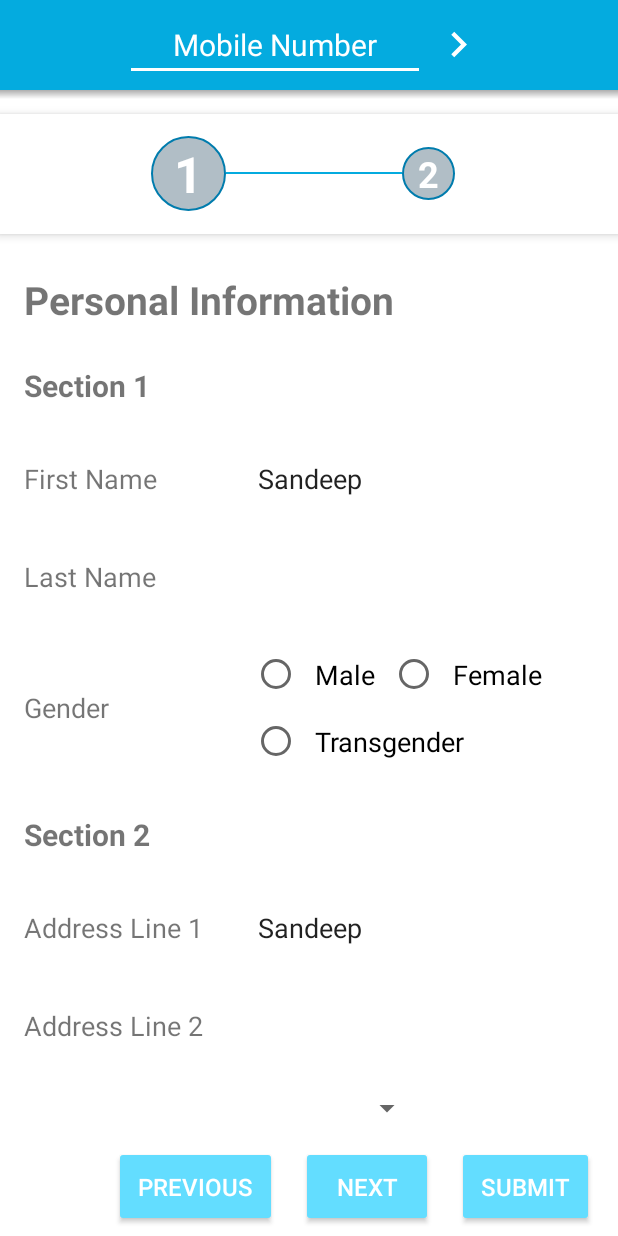
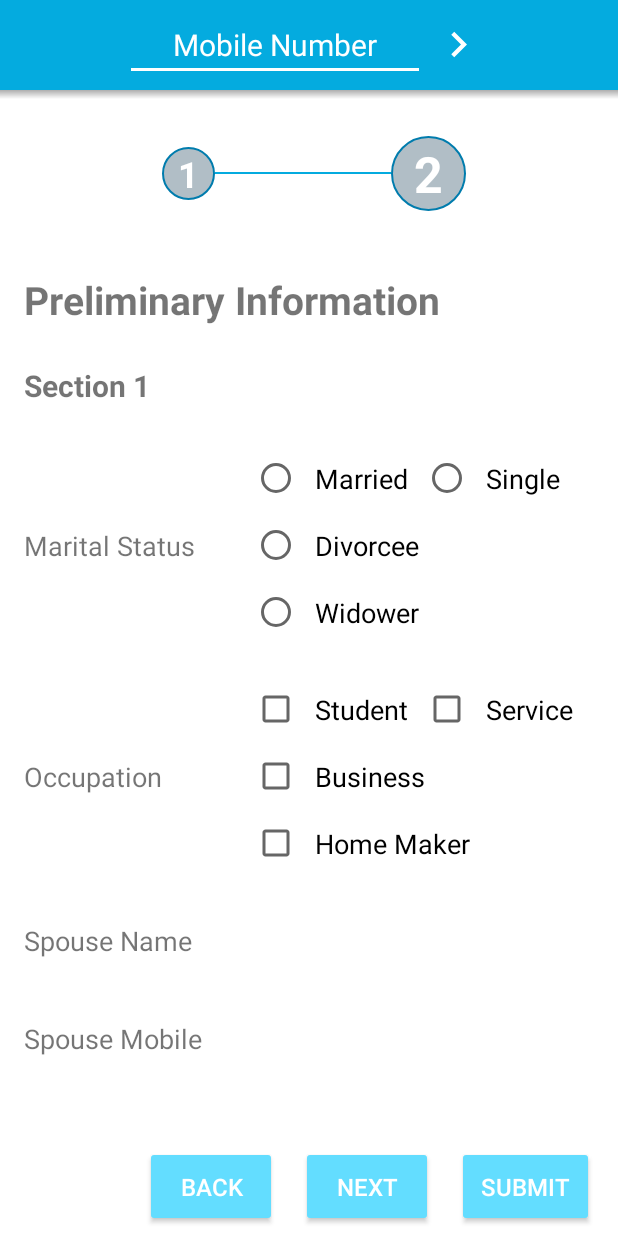
Before and after one commit to GaneshShiroleScorg/Patient_RegForm, an Android app: the screen it shows after launch (PersonalInfoActivity), after a tap on an icon or button, on a phone screen of 412 x 824 dp. Run offline under Robolectric (Android 15) with nearby library versions, the phone set to English and light mode, and no system bars; libraries missing offline, so code that uses them is left out: com.philliphsu.bottomsheetpickers; 3 statements that could not run were skipped; 2 other taps on this screen came first.

Commit message:
added custom view pager

```diff
--- a/app/src/main/assets/registration_form_actual.json
+++ b/app/src/main/assets/registration_form_actual.json
@@ -18,7 +18,7 @@
               {
                 "name": "Last Name",
                 "type": "textbox",
-                "isMandatory": false,
+                "isMandatory": true,
                 "length": 15,
                 "inputType": "name"
               },
--- a/app/src/main/java/com/scorg/forms/activities/PersonalInfoActivity.java
+++ b/app/src/main/java/com/scorg/forms/activities/PersonalInfoActivity.java
@@ -18,7 +18,7 @@ import com.scorg.forms.util.Valid;
 import java.io.IOException;
 import java.io.InputStream;
 
-public class PersonalInfoActivity extends AppCompatActivity {
+public class PersonalInfoActivity extends AppCompatActivity implements FormFragment.ButtonClickListener{
 
     public static final String FORMS = "pages";
 
@@ -56,6 +56,7 @@ public class PersonalInfoActivity extends AppCompatActivity {
         String json;
         try {
             InputStream is = getAssets().open("registration_form_actual.json");
+//            InputStream is = getAssets().open("registration_form.json");
             int size = is.available();
             byte[] buffer = new byte[size];
             is.read(buffer);
@@ -68,4 +69,19 @@ public class PersonalInfoActivity extends AppCompatActivity {
         return json;
 
     }
+
+    @Override
+    public void backClick(int formNumber) {
+
+    }
+
+    @Override
+    public void nextClick(int formNumber) {
+
+    }
+
+    @Override
+    public void submitClick(int formNumber) {
+
+    }
 }
--- /dev/null
+++ b/app/src/main/java/com/scorg/forms/customui/CustomViewPager.java
@@ -0,0 +1,32 @@
+package com.scorg.forms.customui;
+
+import android.content.Context;
+import android.support.v4.view.ViewPager;
+import android.util.AttributeSet;
+import android.view.MotionEvent;
+
+public class CustomViewPager extends ViewPager {
+
+    private boolean enabled;
+
+    public CustomViewPager(Context context, AttributeSet attrs) {
+        super(context, attrs);
+        this.enabled = true;
+    }
+
+    @Override
+    public boolean onTouchEvent(MotionEvent event) {
+        return this.enabled && super.onTouchEvent(event);
+
+    }
+
+    @Override
+    public boolean onInterceptTouchEvent(MotionEvent event) {
+        return this.enabled && super.onInterceptTouchEvent(event);
+
+    }
+
+    public void setPagingEnabled(boolean enabled) {
+        this.enabled = enabled;
+    }
+}
--- a/app/src/main/java/com/scorg/forms/fragments/FormFragment.java
+++ b/app/src/main/java/com/scorg/forms/fragments/FormFragment.java
@@ -1,25 +1,25 @@
 package com.scorg.forms.fragments;
 
 
+import android.content.Context;
 import android.os.Bundle;
-import android.os.Parcelable;
 import android.support.design.widget.TabLayout;
 import android.support.v4.app.Fragment;
 import android.support.v4.app.FragmentManager;
 import android.support.v4.app.FragmentPagerAdapter;
-import android.support.v4.view.ViewPager;
 import android.util.TypedValue;
 import android.view.LayoutInflater;
 import android.view.View;
 import android.view.ViewGroup;
+import android.widget.Button;
 import android.widget.RelativeLayout;
 import android.widget.TextView;
 
 import com.scorg.forms.R;
-import com.scorg.forms.models.Form;
+import com.scorg.forms.customui.CustomViewPager;
 import com.scorg.forms.models.Page;
+import com.scorg.forms.util.CommonMethods;
 
-import java.util.ArrayList;
 import java.util.ArrayList;
 
 public class FormFragment extends Fragment {
@@ -35,8 +35,10 @@ public class FormFragment extends Fragment {
     private int formNumber;
 
     private SectionsPagerAdapter mSectionsPagerAdapter;
-    private ViewPager mViewPager;
+    private CustomViewPager mViewPager;
     private TabLayout mTabLayout;
+
+    ButtonClickListener mListener;
 
     public FormFragment() {
         // Required empty public constructor
@@ -69,7 +71,7 @@ public class FormFragment extends Fragment {
 
         // Set up the ViewPager with the sections adapter.
         mTabLayout = (TabLayout) roolView.findViewById(R.id.tabs);
-        mViewPager = (ViewPager) roolView.findViewById(R.id.container);
+        mViewPager = (CustomViewPager) roolView.findViewById(R.id.container);
         mTabLayout.setId(formNumber + 1000);
         mViewPager.setId(formNumber + 2000);
         setupViewPager(pages);
@@ -80,10 +82,48 @@ public class FormFragment extends Fragment {
             mTabLayout.setTabMode(TabLayout.MODE_FIXED);
         }
 
+        // Buttons
+
+        Button backButton = roolView.findViewById(R.id.backButton);
+        Button nextButton = roolView.findViewById(R.id.nextButton);
+        Button submitButton = roolView.findViewById(R.id.submitButton);
+
+        nextButton.setOnClickListener(new View.OnClickListener() {
+            @Override
+            public void onClick(View v) {
+                if ((mTabLayout.getTabCount() - 1) == mTabLayout.getSelectedTabPosition()) {
+                    mListener.nextClick(formNumber);
+                } else {
+                    mTabLayout.getTabAt(mTabLayout.getSelectedTabPosition() + 1).select();
+                }
+            }
+        });
+
+        backButton.setOnClickListener(new View.OnClickListener() {
+            @Override
+            public void onClick(View v) {
+                if (0 == mTabLayout.getSelectedTabPosition()) {
+                    mListener.backClick(formNumber);
+                } else {
+                    mTabLayout.getTabAt(mTabLayout.getSelectedTabPosition() - 1).select();
+                }
+            }
+        });
+
+        submitButton.setOnClickListener(new View.OnClickListener() {
+            @Override
+            public void onClick(View v) {
+                mListener.submitClick(formNumber);
+            }
+        });
+
         return roolView;
     }
 
     private void setupViewPager(ArrayList<Page> pages) {
+
+        // Set View Pager Paging Disable.
+        mViewPager.setPagingEnabled(false);
 
         // Create the adapter that will return a fragment for each of the three
         // primary sections of the activity.
@@ -117,6 +157,9 @@ public class FormFragment extends Fragment {
             public void onTabSelected(TabLayout.Tab tab) {
                 TextView indicatorText = tab.getCustomView().findViewById(R.id.indicatorText);
                 selectTab(indicatorText, true);
+
+                // hide keyboard
+                CommonMethods.hideKeyboard(getContext());
             }
 
             @Override
@@ -178,4 +221,31 @@ public class FormFragment extends Fragment {
             return pages.get(position).getPageName();
         }
     }
+
+    @Override
+    public void onAttach(Context context) {
+        super.onAttach(context);
+        if (context instanceof ButtonClickListener) {
+            mListener = (ButtonClickListener) context;
+        } else {
+            throw new RuntimeException(context.toString()
+                    + " must implement ButtonClickListener");
+        }
+    }
+
+    @Override
+    public void onDetach() {
+        super.onDetach();
+        mListener = null;
+    }
+
+    // Listener
+    public interface ButtonClickListener {
+        void backClick(int formNumber);
+
+        void nextClick(int formNumber);
+
+        void submitClick(int formNumber);
+    }
+
 }
--- a/app/src/main/res/layout/activity_forms.xml
+++ b/app/src/main/res/layout/activity_forms.xml
@@ -12,6 +12,7 @@
     <android.support.design.widget.AppBarLayout
         android:layout_width="match_parent"
         android:layout_height="wrap_content"
+        app:elevation="0dp"
         android:theme="@style/ThemeOverlay.AppCompat.Dark.ActionBar">
 
         <android.support.v7.widget.Toolbar
@@ -20,6 +21,7 @@
             android:layout_height="?attr/actionBarSize"
             android:background="?attr/colorPrimary"
             android:visibility="gone"
+            app:elevation="0dp"
             app:layout_scrollFlags="scroll|enterAlways"
             app:popupTheme="@style/ThemeOverlay.AppCompat.Light" />
 
--- a/app/src/main/res/layout/fragment_form.xml
+++ b/app/src/main/res/layout/fragment_form.xml
@@ -14,6 +14,7 @@
         android:layout_width="match_parent"
         android:layout_height="wrap_content"
         android:layout_marginTop="@dimen/appbar_padding_top"
+        app:elevation="0dp"
         android:theme="@style/AppTheme.AppBarOverlay">
 
         <android.support.design.widget.TabLayout
@@ -36,7 +37,7 @@
         android:layout_height="match_parent"
         app:layout_behavior="@string/appbar_scrolling_view_behavior">
 
-        <android.support.v4.view.ViewPager
+        <com.scorg.forms.customui.CustomViewPager
             android:id="@+id/container"
             android:layout_width="match_parent"
             android:layout_height="match_parent"
@@ -50,7 +51,7 @@
             android:padding="@dimen/view_margin">
 
             <Button
-                android:id="@+id/preButton"
+                android:id="@+id/backButton"
                 style="@style/Widget.AppCompat.Button.Colored"
                 android:layout_width="wrap_content"
                 android:layout_height="wrap_content"
@@ -59,7 +60,7 @@
                 android:layout_toLeftOf="@+id/nextButton"
                 android:layout_toStartOf="@+id/nextButton"
                 android:padding="@dimen/view_margin"
-                android:text="@string/previous"
+                android:text="@string/back"
                 android:textSize="@dimen/button_text_size" />
 
             <Button
--- a/app/src/main/res/layout/textbox_layout.xml
+++ b/app/src/main/res/layout/textbox_layout.xml
@@ -31,6 +31,9 @@
             android:layout_width="match_parent"
             android:layout_height="wrap_content"
             android:textSize="@dimen/field_text_size"
+            android:overScrollMode="always"
+            android:scrollbarStyle="insideInset"
+            android:scrollbars="vertical"
             android:inputType="text"
             tools:text="Ganesh Shirole" />
 
--- a/app/src/main/res/values/strings.xml
+++ b/app/src/main/res/values/strings.xml
@@ -7,7 +7,7 @@
     <string name="hello_blank_fragment">Hello blank fragment</string>
     <string name="next">Next</string>
     <string name="submit">Submit</string>
-    <string name="previous">Previous</string>
+    <string name="back">Back</string>
     <string name="select_date">Select Date</string>
     <string name="personal_info">Personal Info</string>
     <string name="forms">Forms</string>
```
Also changed, not shown: app/src/main/java/com/scorg/forms/activities/FormsActivity.java (+17 -1 lines), app/src/main/java/com/scorg/forms/fragments/PageFragment.java (+12 -5 lines).
